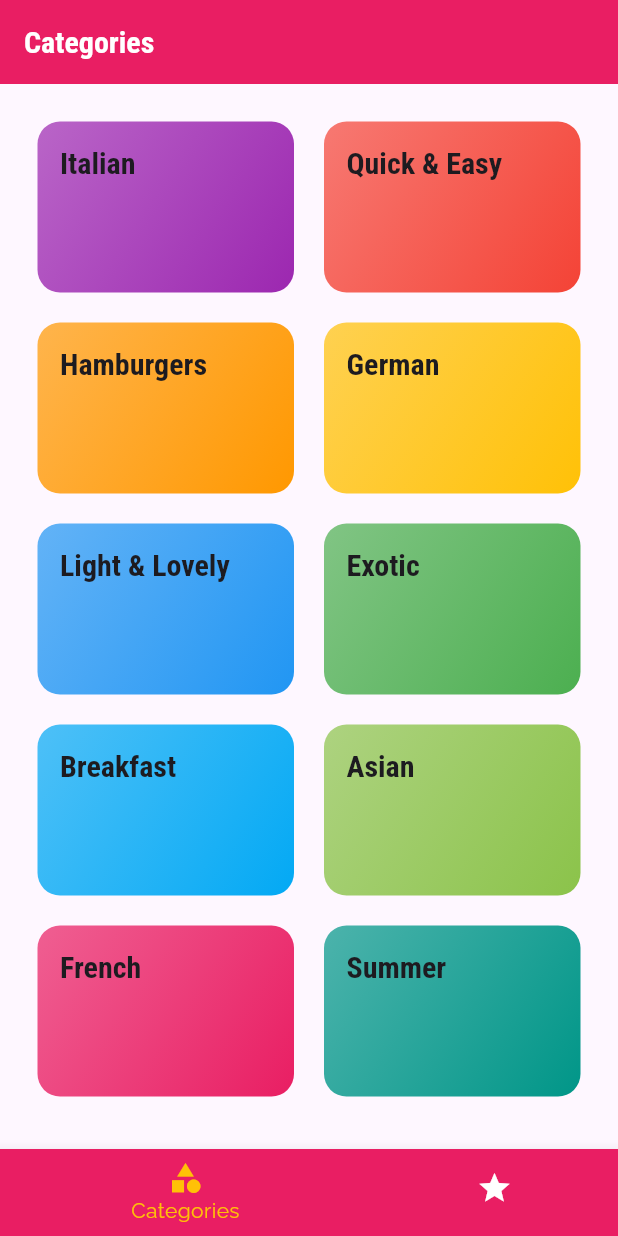
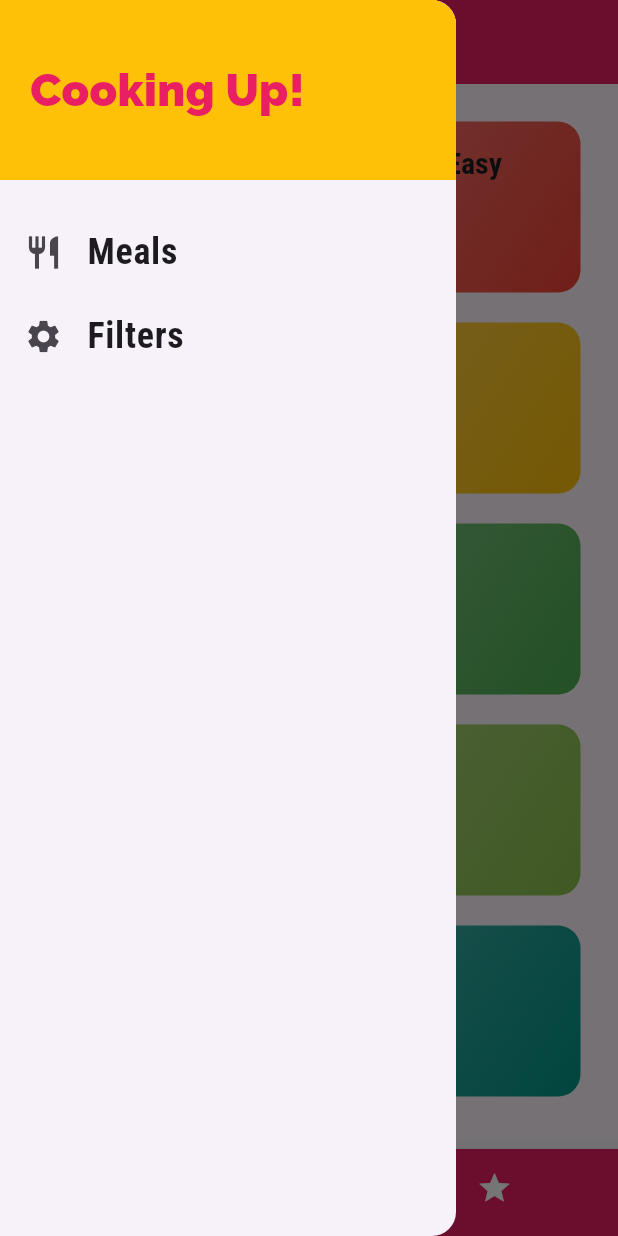
Before and after one commit to AyushSingh4321/mealsApp, a Flutter app: the screen it shows after launch, with the side drawer open (before the commit the screen has no drawer), on a phone screen of 412 x 824 dp. Run offline on Flutter 3.47's test engine with Material 3 defaults, Android fonts, the phone set to English and light mode, and no system bars.

Commit message:
drawerAndFilters

```diff
--- a/lib/dummy_data.dart
+++ b/lib/dummy_data.dart
@@ -83,7 +83,7 @@ const DUMMY_MEALS = const [
       'The sauce will be done once the spaghetti are.',
       'Feel free to add some cheese on top of the finished dish.'
     ],
-    isGluttenFree: false,
+    isGlutenFree: false,
     isVegan: true,
     isVegetarian: true,
     isLactoseFree: true,
@@ -111,7 +111,7 @@ const DUMMY_MEALS = const [
       'Layer ham, the pineapple and cheese on the white bread',
       'Bake the toast for round about 10 minutes in the oven at 200°C'
     ],
-    isGluttenFree: false,
+    isGlutenFree: false,
     isVegan: false,
     isVegetarian: false,
     isLactoseFree: false,
@@ -143,7 +143,7 @@ const DUMMY_MEALS = const [
       'Bruch buns with ketchup',
       'Serve burger with tomato, cucumber and onion'
     ],
-    isGluttenFree: false,
+    isGlutenFree: false,
     isVegan: false,
     isVegetarian: false,
     isLactoseFree: true,
@@ -178,7 +178,7 @@ const DUMMY_MEALS = const [
       'Remove, and drain on kitchen paper. Fry the parsley in the remaining oil and drain.',
       'Place the schnitzels on awarmed plate and serve garnishedwith parsley and slices of lemon.'
     ],
-    isGluttenFree: false,
+    isGlutenFree: false,
     isVegan: false,
     isVegetarian: false,
     isLactoseFree: false,
@@ -214,7 +214,7 @@ const DUMMY_MEALS = const [
       'Prepare the salad',
       'Add salmon cubes and dressing'
     ],
-    isGluttenFree: true,
+    isGlutenFree: true,
     isVegan: false,
     isVegetarian: true,
     isLactoseFree: true,
@@ -250,7 +250,7 @@ const DUMMY_MEALS = const [
       'Cool down again for at least 4 hours',
       'Serve with orange peel',
     ],
-    isGluttenFree: true,
+    isGlutenFree: true,
     isVegan: false,
     isVegetarian: true,
     isLactoseFree: false,
@@ -281,7 +281,7 @@ const DUMMY_MEALS = const [
       'Heat a lightly oiled griddle or frying pan over medium high heat.',
       'Pour or scoop the batter onto the griddle, using approximately 1/4 cup for each pancake. Brown on both sides and serve hot.'
     ],
-    isGluttenFree: true,
+    isGlutenFree: true,
     isVegan: false,
     isVegetarian: true,
     isLactoseFree: false,
@@ -314,7 +314,7 @@ const DUMMY_MEALS = const [
       'Add coconut milk',
       'Serve with rice'
     ],
-    isGluttenFree: true,
+    isGlutenFree: true,
     isVegan: false,
     isVegetarian: false,
     isLactoseFree: true,
@@ -363,7 +363,7 @@ const DUMMY_MEALS = const [
       'Stop mixing after the egg white disappears. Divide mixture between 2 prepared ramekins. Place ramekins on prepared baking sheet.',
       'Bake in preheated oven until scuffles are puffed and have risen above the top of the rims, 12 to 15 minutes.',
     ],
-    isGluttenFree: true,
+    isGlutenFree: true,
     isVegan: false,
     isVegetarian: true,
     isLactoseFree: false,
@@ -397,7 +397,7 @@ const DUMMY_MEALS = const [
       'Mix with asparagus, salad and dressing',
       'Serve with Baguette'
     ],
-    isGluttenFree: true,
+    isGlutenFree: true,
     isVegan: true,
     isVegetarian: true,
     isLactoseFree: true,
--- a/lib/main.dart
+++ b/lib/main.dart
@@ -1,12 +1,48 @@
 import 'package:flutter/material.dart';
+import './dummy_data.dart';
+import './screens/filters_screen.dart';
 import './screens/tabs_screen.dart';
 import './screens/meal_detail_screen.dart';
 import './screens/category_meals_screen.dart';
 import './screens/categories_screen.dart';
+import './models/meal.dart';
 
 void main() => runApp(MyApp());
 
-class MyApp extends StatelessWidget {
+class MyApp extends StatefulWidget {
+  @override
+  State<MyApp> createState() => _MyAppState();
+}
+
+class _MyAppState extends State<MyApp> {
+  Map<String, bool> _filters = {
+    'gluten': false,
+    'lactose': false,
+    'vegan': false,
+    'vegetarian': false,
+  };
+  List<Meal> _availableMeals = DUMMY_MEALS;
+  void _setFilters(Map<String, bool> filterData) {
+    setState(() {
+      _filters = filterData;
+      _availableMeals = DUMMY_MEALS.where((meal) {
+        if (_filters['gluten']! && !meal.isGlutenFree) {
+          return false;
+        }
+        if (_filters['lactose']! && !meal.isLactoseFree) {
+          return false;
+        }
+        if (_filters['vegan']! && !meal.isVegan) {
+          return false;
+        }
+        if (_filters['vegetarian']! && !meal.isVegetarian) {
+          return false;
+        }
+        return true;
+      }).toList();
+    });
+  }
+
   @override
   Widget build(BuildContext context) {
     return MaterialApp(
@@ -24,9 +60,10 @@ class MyApp extends StatelessWidget {
               color: Color.fromRGBO(20, 51, 51, 1),
             ),
             titleLarge: TextStyle(
-                fontSize: 20,
-                fontFamily: 'RobotoCondensed',
-                fontWeight: FontWeight.bold)),
+              fontSize: 20,
+              fontFamily: 'RobotoCondensed',
+              fontWeight: FontWeight.bold,
+            )),
         appBarTheme: AppBarTheme(
           backgroundColor: Colors.pink,
           foregroundColor: Colors.white,
@@ -35,9 +72,11 @@ class MyApp extends StatelessWidget {
       // home: CategoriesScreen(),
       initialRoute: '/', // default is '/'
       routes: {
-        '/': (ctx) =>TabsScreen(),
-        CategoryMealsScreen.routeName: (ctx) => CategoryMealsScreen(),
+        '/': (ctx) => TabsScreen(),
+        CategoryMealsScreen.routeName: (ctx) =>
+            CategoryMealsScreen(_availableMeals),
         MealDetailScreen.routeName: (ctx) => MealDetailScreen(),
+        FiltersScreen.routeName: (ctx) => FiltersScreen(_filters, _setFilters),
       },
       onGenerateRoute: (settings) {
         print(settings.arguments);
--- a/lib/models/category.dart
+++ b/lib/models/category.dart
@@ -6,8 +6,8 @@ class Category {
   final Color color;
 
   const Category({
-   required this.id,
-   required this.title,
+    required this.id,
+    required this.title,
     this.color = Colors.orange,
   });
 }
--- a/lib/models/meal.dart
+++ b/lib/models/meal.dart
@@ -22,7 +22,7 @@ class Meal {
   final int duration;
   final Complexity complexity;
   final Affordability affordability;
-  final bool isGluttenFree;
+  final bool isGlutenFree;
   final bool isLactoseFree;
   final bool isVegan;
   final bool isVegetarian;
@@ -36,7 +36,7 @@ class Meal {
     required this.duration,
     required this.complexity,
     required this.affordability,
-    required this.isGluttenFree,
+    required this.isGlutenFree,
     required this.isLactoseFree,
     required this.isVegan,
     required this.isVegetarian,
--- a/lib/screens/categories_screen.dart
+++ b/lib/screens/categories_screen.dart
@@ -5,7 +5,7 @@ import '../widgets/category_item.dart';
 class CategoriesScreen extends StatelessWidget {
   @override
   Widget build(BuildContext context) {
-    return  GridView(
+    return GridView(
       padding: const EdgeInsets.all(25),
       gridDelegate: SliverGridDelegateWithMaxCrossAxisExtent(
         maxCrossAxisExtent: 200,
--- a/lib/screens/tabs_screen.dart
+++ b/lib/screens/tabs_screen.dart
@@ -1,4 +1,5 @@
 import 'package:flutter/material.dart';
+import '../widgets/main_drawer.dart';
 import './favourites_screen.dart';
 import './categories_screen.dart';
 
@@ -11,7 +12,7 @@ class _TabsScreenState extends State<TabsScreen> {
   final List<Map<String, Object>> _pages = [
     {
       'page': CategoriesScreen(),
-      'title':'Categories',
+      'title': 'Categories',
     },
     {
       'page': FavouritesScreen(),
@@ -29,8 +30,9 @@ class _TabsScreenState extends State<TabsScreen> {
   Widget build(BuildContext context) {
     return Scaffold(
       appBar: AppBar(
-        title: Text(_pages[_selectedPageIndex]['title'] as String) ,
+        title: Text(_pages[_selectedPageIndex]['title'] as String),
       ),
+      drawer: MainDrawer(),
       body: _pages[_selectedPageIndex]['page'] as Widget,
       bottomNavigationBar: BottomNavigationBar(
         onTap: _selectPage,
--- /dev/null
+++ b/lib/widgets/main_drawer.dart
@@ -0,0 +1,56 @@
+import 'package:flutter/material.dart';
+import '../screens/filters_screen.dart';
+
+class MainDrawer extends StatelessWidget {
+  Widget buildListTile(String title, IconData icon, VoidCallback tapHandler) {
+    return ListTile(
+      leading: Icon(
+        icon,
+        size: 26,
+      ),
+      title: Text(
+        title,
+        style: TextStyle(
+          fontWeight: FontWeight.bold,
+          fontSize: 24,
+          fontFamily: 'RobotoCondensed',
+        ),
+      ),
+      onTap: tapHandler,
+    );
+  }
+
+  @override
+  Widget build(BuildContext context) {
+    return Drawer(
+      child: Column(
+        children: <Widget>[
+          Container(
+            height: 120,
+            width: double.infinity,
+            padding: EdgeInsets.all(20),
+            alignment: Alignment.centerLeft,
+            color: Theme.of(context).colorScheme.secondary,
+            child: Text(
+              'Cooking Up!',
+              style: TextStyle(
+                fontWeight: FontWeight.w900,
+                fontSize: 30,
+                color: Theme.of(context).primaryColor,
+              ),
+            ),
+          ),
+          SizedBox(
+            height: 20,
+          ),
+          buildListTile('Meals', Icons.restaurant, () {
+            Navigator.of(context).pushReplacementNamed('/');
+          }),
+          buildListTile('Filters', Icons.settings, () {
+            Navigator.of(context).pushReplacementNamed(FiltersScreen.routeName);
+          }),
+        ],
+      ),
+    );
+  }
+}
```
Also changed, not shown: lib/screens/category_meals_screen.dart (+49 -20 lines), lib/screens/filters_screen.dart (added, +111 -0 lines), lib/screens/meal_detail_screen.dart (+18 -5 lines), lib/widgets/meal_item.dart (+10 -2 lines). Lines whose indentation alone changed are shown as unchanged.
